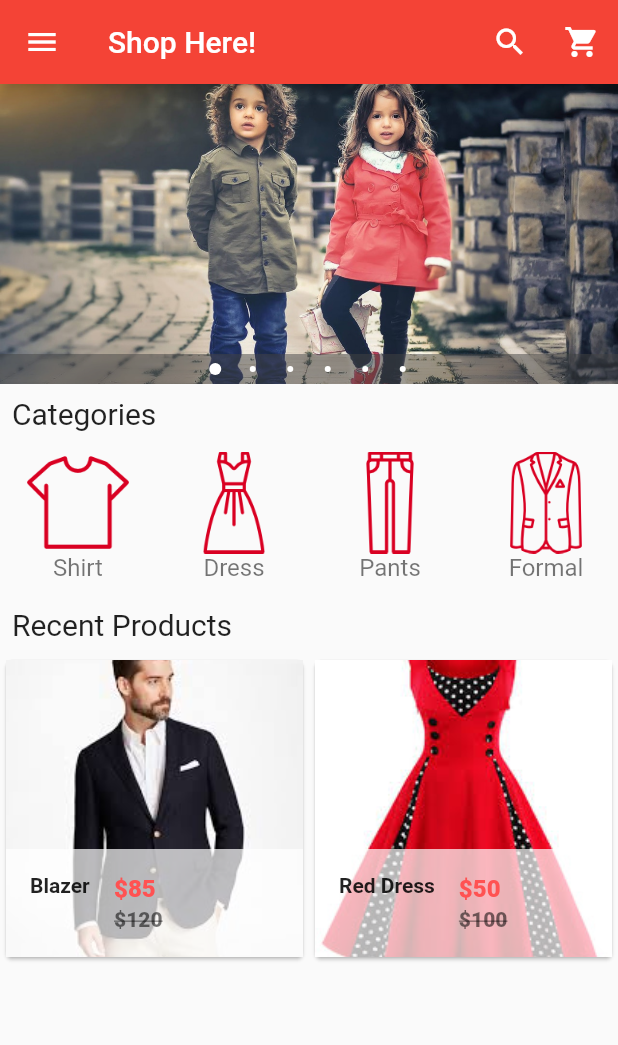
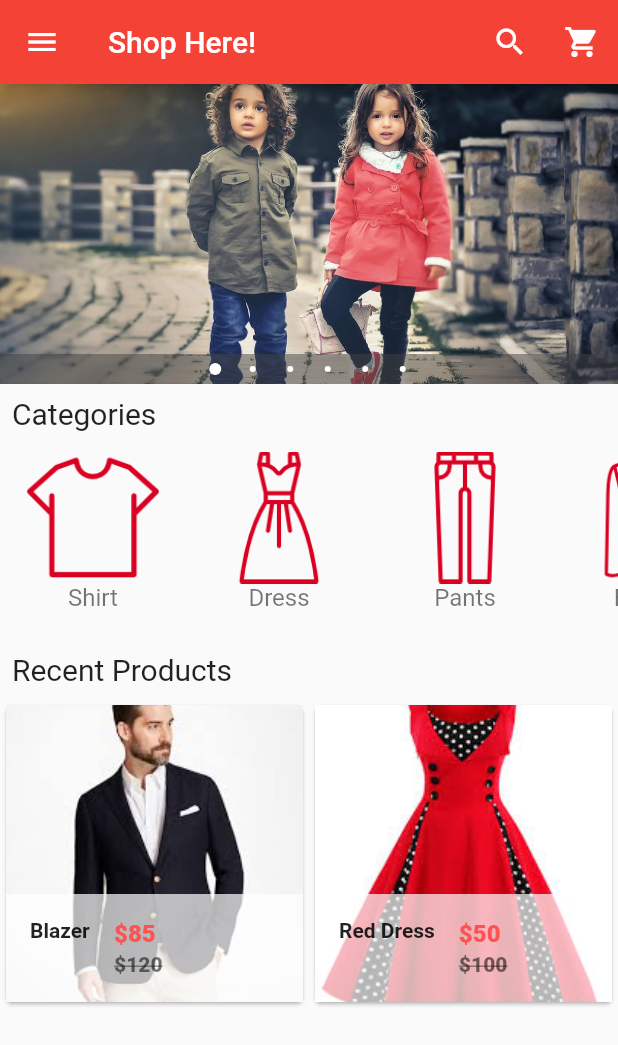
Before and after one commit to ktzy0305/Voguearo, a Flutter app: the screen it shows after launch, on a phone screen of 412 x 824 dp. Shown: the top 1045 px of the screen. Run offline on Flutter 3.47's test engine with Material 2 defaults, Android fonts, the phone set to English and light mode, and no system bars; drawn by our look-alikes of carousel_pro.

Commit message:
Update horizontal_listview.dart

```diff
--- a/lib/components/horizontal_listview.dart
+++ b/lib/components/horizontal_listview.dart
@@ -4,7 +4,7 @@ class HorizontalList extends StatelessWidget {
   @override
   Widget build(BuildContext context) {
     return Container(
-        height: 100.0,
+        height: 130.0,
         child: ListView(
           scrollDirection: Axis.horizontal,
           children: <Widget>[
@@ -31,7 +31,7 @@ class Category extends StatelessWidget {
     return Padding(
       padding: const EdgeInsets.all(2.0),
       child: Container(
-        width: 100.0,
+        width: 120.0,
         height: 80.0,
         child: InkWell(
           child: ListTile(
```
